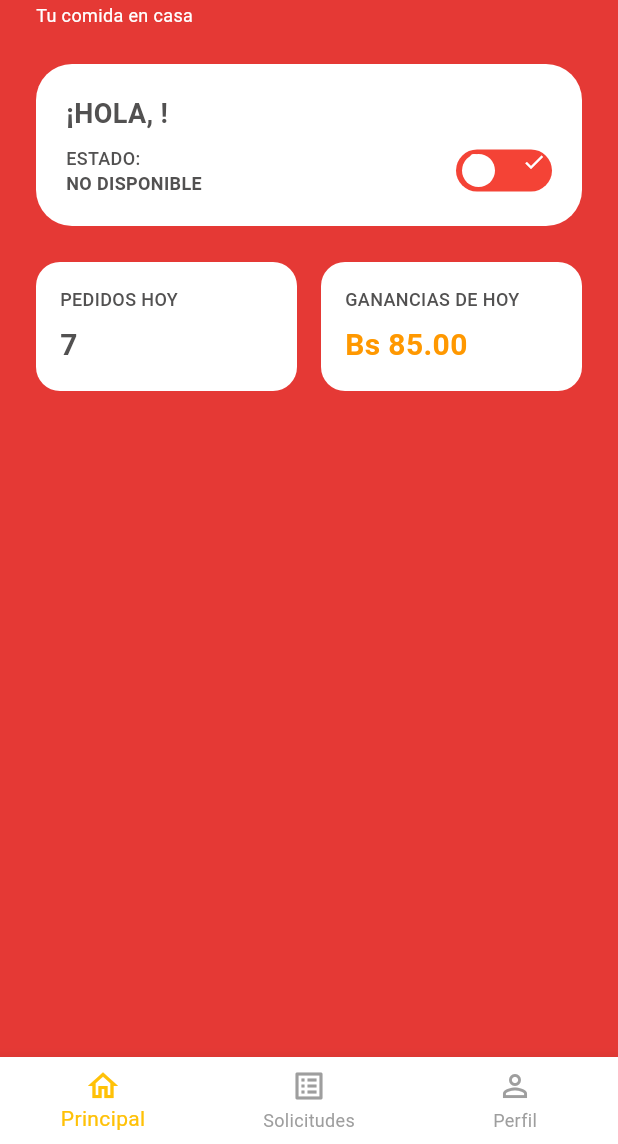
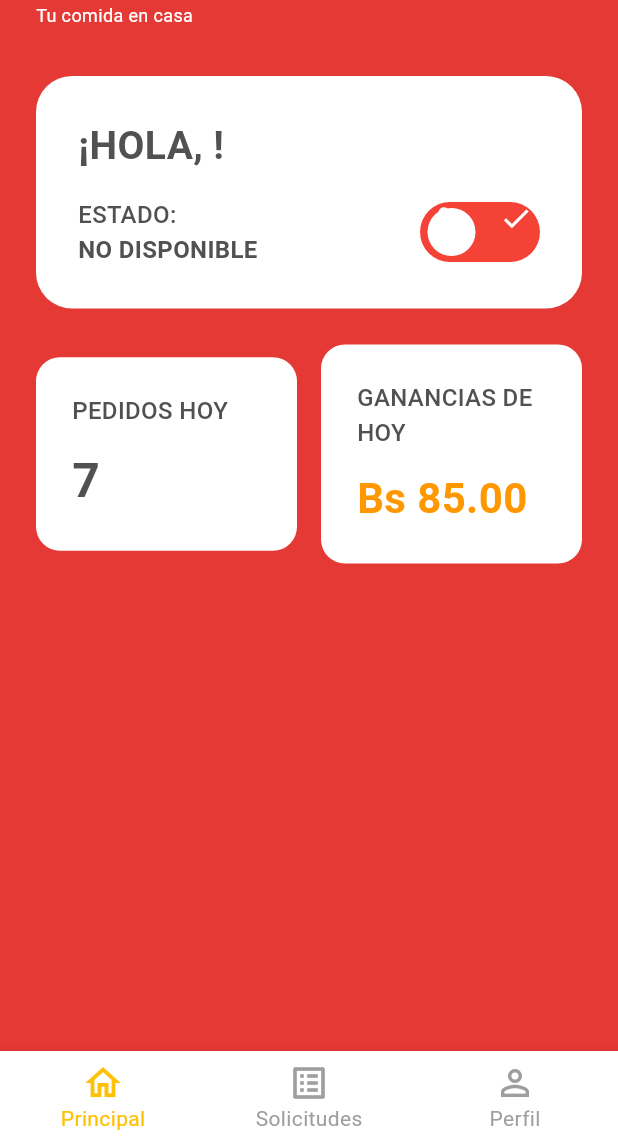
Before and after one commit to christianCarrion72/ihc_proyecto_chatbot_telegram, a Flutter app: the HomePage screen opened directly with empty values, on a phone screen of 412 x 824 dp, the part 92-1236 px from its top. Run offline on Flutter 3.47's test engine with Material 3 defaults, Android fonts, the light colour scheme and no system bars; our stand-ins replace flutter_map, geolocator, latlong2.

Commit message:
refactor [MOBILE]: Reestructuras la vista haciendo mas grande los componentes en las vistas y el tamaño del texto

```diff
--- a/restaurant_delivery_app/lib/features/home/presentation/pages/home_page.dart
+++ b/restaurant_delivery_app/lib/features/home/presentation/pages/home_page.dart
@@ -7,6 +7,7 @@ import '../../../../shared/widgets/app_header.dart';
 import '../../../auth/domain/models/delivery.dart';
 import '../../../requests/presentation/pages/solicitudes_page.dart';
 import '../../services/delivery_service.dart';
+import 'profile_page.dart';
 
 class HomePage extends StatefulWidget {
   final Delivery delivery;
@@ -91,10 +92,10 @@ class _HomePageState extends State<HomePage> {
           crossAxisAlignment: CrossAxisAlignment.start,
           children: [
             const AppHeader(),
-            const SizedBox(height: 24),
+            const SizedBox(height: 32),
             Container(
               width: double.infinity,
-              padding: const EdgeInsets.all(20),
+              padding: const EdgeInsets.all(28),
               decoration: BoxDecoration(
                 color: Colors.white,
                 borderRadius: BorderRadius.circular(24),
@@ -105,11 +106,11 @@ class _HomePageState extends State<HomePage> {
                   Text(
                     '¡HOLA, $nombre!',
                     style: const TextStyle(
-                      fontSize: 18,
+                      fontSize: 26,
                       fontWeight: FontWeight.bold,
                     ),
                   ),
-                  const SizedBox(height: 8),
+                  const SizedBox(height: 16),
                   Row(
                     mainAxisAlignment: MainAxisAlignment.spaceBetween,
                     children: [
@@ -119,14 +120,14 @@ class _HomePageState extends State<HomePage> {
                           const Text(
                             'ESTADO:',
                             style: TextStyle(
-                              fontSize: 12,
+                              fontSize: 16,
                               fontWeight: FontWeight.w500,
                             ),
                           ),
                           Text(
                             disponible ? 'DISPONIBLE' : 'NO DISPONIBLE',
                             style: const TextStyle(
-                              fontSize: 12,
+                              fontSize: 16,
                               fontWeight: FontWeight.bold,
                             ),
                           ),
@@ -136,9 +137,9 @@ class _HomePageState extends State<HomePage> {
                         onTap: _cambiandoEstado ? null : _onSwitchTap,
                         child: AnimatedContainer(
                           duration: const Duration(milliseconds: 200),
-                          width: 64,
-                          height: 28,
-                          padding: const EdgeInsets.symmetric(horizontal: 4),
+                          width: 80,
+                          height: 40,
+                          padding: const EdgeInsets.symmetric(horizontal: 5),
                           decoration: BoxDecoration(
                             color: disponible
                                 ? AppColors.secundary
@@ -153,12 +154,12 @@ class _HomePageState extends State<HomePage> {
                                 children: const [
                                   Icon(
                                     Icons.person,
-                                    size: 16,
+                                    size: 22,
                                     color: Colors.white,
                                   ),
                                   Icon(
                                     Icons.check,
-                                    size: 16,
+                                    size: 22,
                                     color: Colors.white,
                                   ),
                                 ],
@@ -170,8 +171,8 @@ class _HomePageState extends State<HomePage> {
                                     ? Alignment.centerRight
                                     : Alignment.centerLeft,
                                 child: Container(
-                                  width: 22,
-                                  height: 22,
+                                  width: 32,
+                                  height: 32,
                                   decoration: const BoxDecoration(
                                     color: Colors.white,
                                     shape: BoxShape.circle,
@@ -192,7 +193,7 @@ class _HomePageState extends State<HomePage> {
               children: [
                 Expanded(
                   child: Container(
-                    padding: const EdgeInsets.all(16),
+                    padding: const EdgeInsets.all(24),
                     decoration: BoxDecoration(
                       color: Colors.white,
                       borderRadius: BorderRadius.circular(16),
@@ -203,15 +204,15 @@ class _HomePageState extends State<HomePage> {
                         Text(
                           'PEDIDOS HOY',
                           style: TextStyle(
-                            fontSize: 12,
+                            fontSize: 16,
                             fontWeight: FontWeight.w500,
                           ),
                         ),
-                        SizedBox(height: 8),
+                        SizedBox(height: 12),
                         Text(
                           '7',
                           style: TextStyle(
-                            fontSize: 20,
+                            fontSize: 32,
                             fontWeight: FontWeight.bold,
                           ),
                         ),
@@ -222,7 +223,7 @@ class _HomePageState extends State<HomePage> {
                 const SizedBox(width: 16),
                 Expanded(
                   child: Container(
-                    padding: const EdgeInsets.all(16),
+                    padding: const EdgeInsets.all(24),
                     decoration: BoxDecoration(
                       color: Colors.white,
                       borderRadius: BorderRadius.circular(16),
@@ -233,15 +234,15 @@ class _HomePageState extends State<HomePage> {
                         Text(
                           'GANANCIAS DE HOY',
                           style: TextStyle(
-                            fontSize: 12,
+                            fontSize: 16,
                             fontWeight: FontWeight.w500,
                           ),
                         ),
-                        SizedBox(height: 8),
+                        SizedBox(height: 12),
                         Text(
                           'Bs 85.00',
                           style: TextStyle(
-                            fontSize: 20,
+                            fontSize: 28,
                             fontWeight: FontWeight.bold,
                             color: Colors.orange,
                           ),
@@ -263,9 +264,17 @@ class _HomePageState extends State<HomePage> {
     final nombre = _delivery.nombre.toUpperCase();
     final disponible = _estadoLocal;
 
-    final Widget body = _currentIndex == 0
-        ? _buildPrincipalContent(nombre, disponible)
-        : SolicitudesPage(delivery: _delivery, onChangeTab: _onNavItemTapped);
+    late final Widget body;
+    if (_currentIndex == 0) {
+      body = _buildPrincipalContent(nombre, disponible);
+    } else if (_currentIndex == 1) {
+      body = SolicitudesPage(
+        delivery: _delivery,
+        onChangeTab: _onNavItemTapped,
+      );
+    } else {
+      body = ProfilePage(delivery: _delivery);
+    }
 
     return Scaffold(
       backgroundColor: AppColors.primary,
@@ -276,6 +285,9 @@ class _HomePageState extends State<HomePage> {
         unselectedItemColor: Colors.grey,
         currentIndex: _currentIndex,
         onTap: _onNavItemTapped,
+        selectedFontSize: 14,
+        unselectedFontSize: 14,
+        iconSize: 28,
         items: const [
           BottomNavigationBarItem(
             icon: Icon(Icons.home_outlined),
```
Also changed, not shown: restaurant_delivery_app/lib/features/requests/presentation/pages/solicitudes_page.dart (+24 -33 lines).
